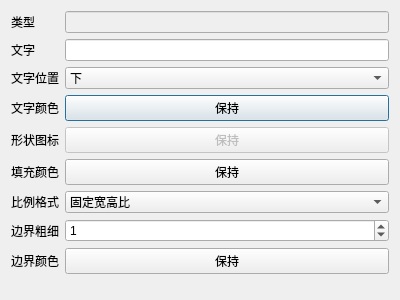
SammyEnigma/Soc-Performance-Evaluation, file shapepropertydialog.ui: the form before one commit.
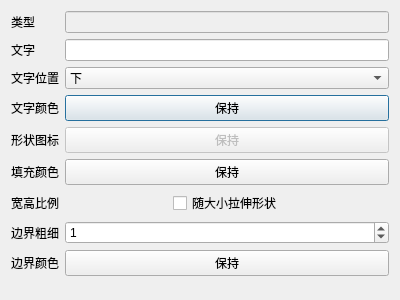
The form after the commit.

Commit message: 使用checkBox开关是否拉伸宽高比例

```diff
--- a/shapepropertydialog.ui
+++ b/shapepropertydialog.ui
@@ -129,7 +129,7 @@
      <item row="6" column="0">
       <widget class="QLabel" name="label_7">
        <property name="text">
-        <string>比例格式</string>
+        <string>宽高比例</string>
        </property>
       </widget>
      </item>
@@ -157,23 +157,6 @@
        </property>
       </widget>
      </item>
-     <item row="6" column="1">
-      <widget class="QComboBox" name="pixmap_scale_combo">
-       <property name="enabled">
-        <bool>true</bool>
-       </property>
-       <item>
-        <property name="text">
-         <string>固定宽高比</string>
-        </property>
-       </item>
-       <item>
-        <property name="text">
-         <string>拉伸</string>
-        </property>
-       </item>
-      </widget>
-     </item>
      <item row="7" column="0">
       <widget class="QLabel" name="label_8">
        <property name="text">
@@ -202,6 +185,43 @@
        </property>
       </widget>
      </item>
+     <item row="6" column="1">
+      <layout class="QHBoxLayout" name="horizontalLayout">
+       <item>
+        <spacer name="horizontalSpacer">
+         <property name="orientation">
+          <enum>Qt::Horizontal</enum>
+         </property>
+         <property name="sizeHint" stdset="0">
+          <size>
+           <width>40</width>
+           <height>20</height>
+          </size>
+         </property>
+        </spacer>
+       </item>
+       <item>
+        <widget class="QCheckBox" name="checkBox">
+         <property name="text">
+          <string>随大小拉伸形状</string>
+         </property>
+        </widget>
+       </item>
+       <item>
+        <spacer name="horizontalSpacer_2">
+         <property name="orientation">
+          <enum>Qt::Horizontal</enum>
+         </property>
+         <property name="sizeHint" stdset="0">
+          <size>
+           <width>40</width>
+           <height>20</height>
+          </size>
+         </property>
+        </spacer>
+       </item>
+      </layout>
+     </item>
     </layout>
    </item>
   </layout>
```
The commit also changes 2 other files.
